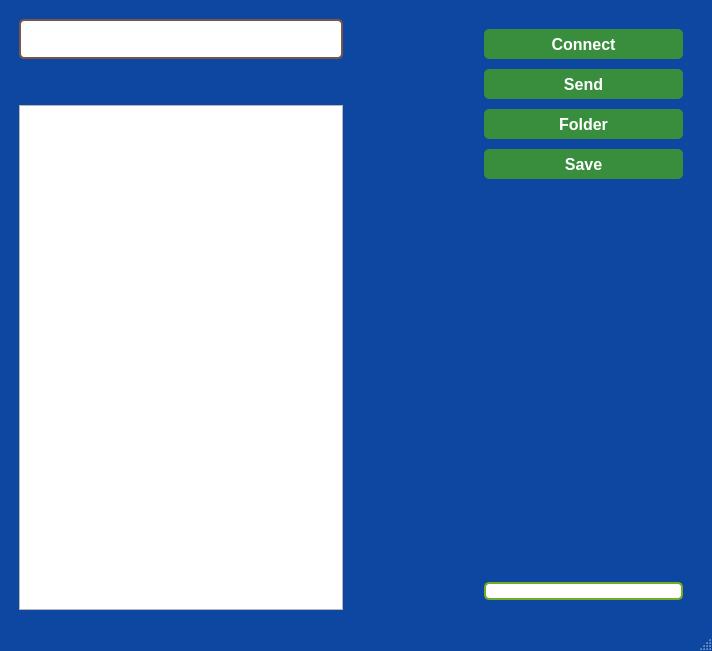
This is lunch.ui in ahmadasmandar/fis_gui as Qt 5 draws it before an edit. The edited form follows.
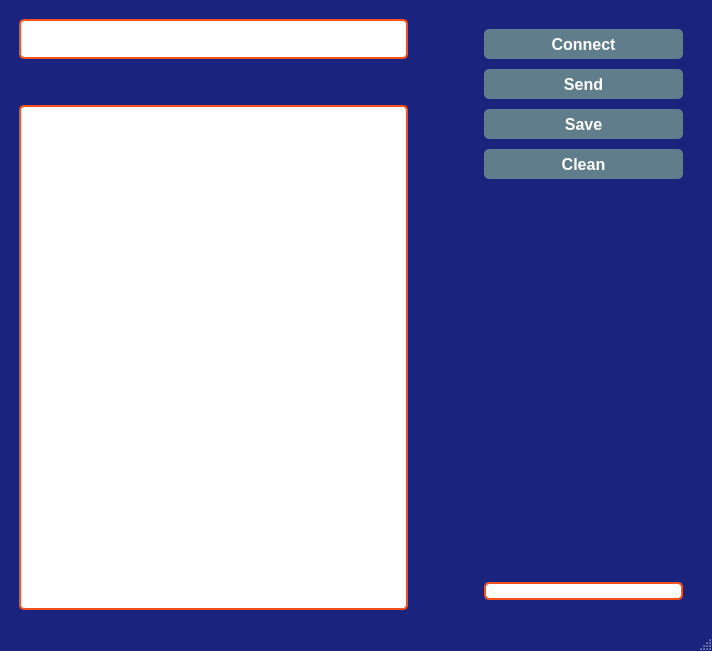
This is the edited form. Icons and pictures are not drawn.

Commit message: Cleaner class working , add save, clean and color

Diff of the .ui file:
```diff
--- a/lunch.ui
+++ b/lunch.ui
@@ -16,7 +16,7 @@
   <property name="styleSheet">
    <string notr="true">QMainWindow{
   border-radius: 25px;
-background: #0d47a1;
+background: #1a237e;
 
 
 }
@@ -24,23 +24,23 @@
 QLabel{
 background: white;
   border-radius: 5px;
-  border: 2px solid #73AD21;
+  border: 2px solid #f4511e;
 }
 QLineEdit{
 background: white;
   border-radius: 5px;
-  border: 2px solid #795548;
+  border: 2px solid #f4511e;
 
 }
 QPushButton{
   border-radius: 5px;
-  background-color: #388e3c; /* Green */
+  background-color: #607d8b; /* Green */
   color: white;
 }
-QTextBrowser{
+QTextEdit{
 background: white;
   border-radius: 5px;
-  border: 2px solid #795548;
+  border: 2px solid #f4511e;
 }</string>
   </property>
   <widget class="QWidget" name="centralwidget">
@@ -126,6 +126,9 @@
         <property name="orientation">
          <enum>Qt::Horizontal</enum>
         </property>
+        <property name="sizeType">
+         <enum>QSizePolicy::Maximum</enum>
+        </property>
         <property name="sizeHint" stdset="0">
          <size>
           <width>40</width>
@@ -205,33 +208,6 @@
           </property>
          </widget>
         </item>
-        <item>
-         <widget class="QPushButton" name="folder">
-          <property name="minimumSize">
-           <size>
-            <width>199</width>
-            <height>30</height>
-           </size>
-          </property>
-          <property name="maximumSize">
-           <size>
-            <width>150</width>
-            <height>30</height>
-           </size>
-          </property>
-          <property name="font">
-           <font>
-            <pointsize>12</pointsize>
-            <weight>75</weight>
-            <bold>true</bold>
-            <kerning>true</kerning>
-           </font>
-          </property>
-          <property name="text">
-           <string>Folder</string>
-          </property>
-         </widget>
-        </item>
         <item>
          <widget class="QPushButton" name="save_file">
           <property name="minimumSize">
@@ -259,6 +235,33 @@
           </property>
          </widget>
         </item>
+        <item>
+         <widget class="QPushButton" name="clean_data">
+          <property name="minimumSize">
+           <size>
+            <width>199</width>
+            <height>30</height>
+           </size>
+          </property>
+          <property name="maximumSize">
+           <size>
+            <width>150</width>
+            <height>30</height>
+           </size>
+          </property>
+          <property name="font">
+           <font>
+            <pointsize>12</pointsize>
+            <weight>75</weight>
+            <bold>true</bold>
+            <kerning>true</kerning>
+           </font>
+          </property>
+          <property name="text">
+           <string>Clean</string>
+          </property>
+         </widget>
+        </item>
         <item>
          <spacer name="verticalSpacer">
           <property name="orientation">
```
The commit also changes 16 other files.
